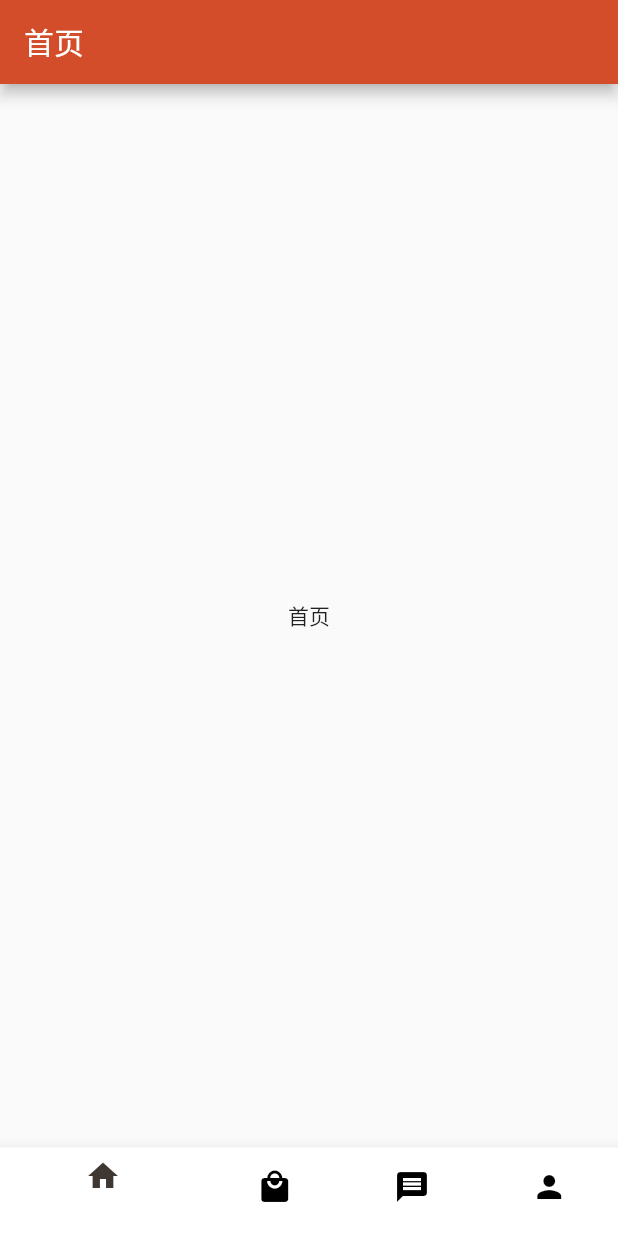
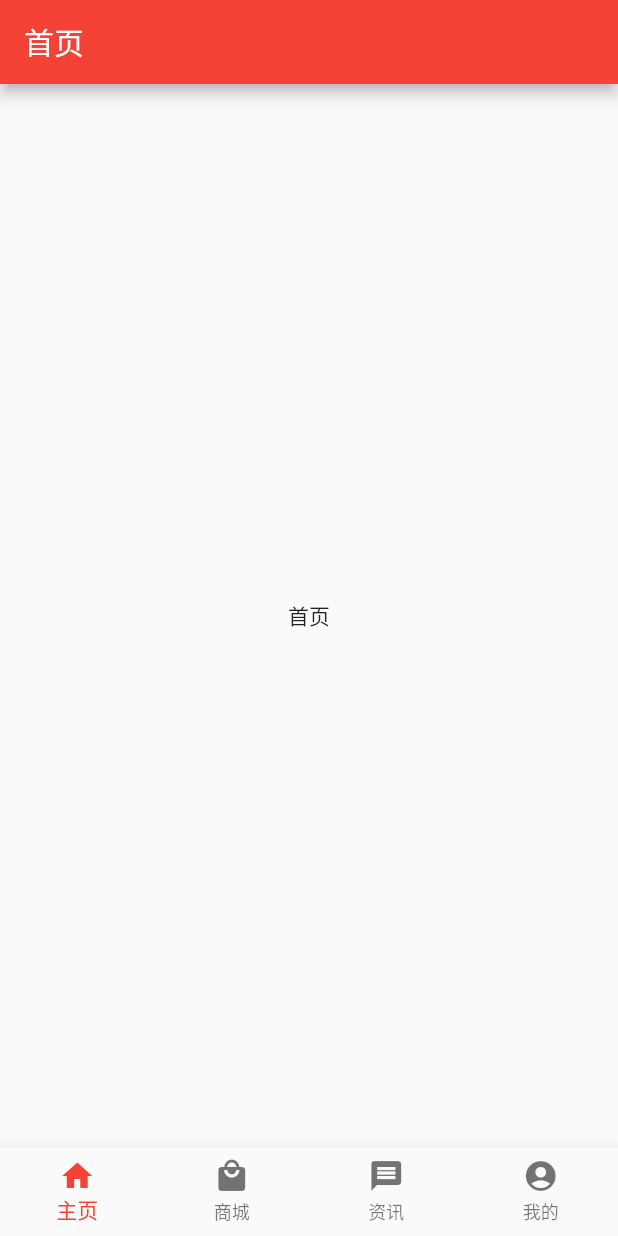
Before and after one commit to TUTUDeveloper/TSZG_flutter, a Flutter app: the screen it shows after launch, on a phone screen of 412 x 824 dp. Run offline on Flutter 3.47's test engine with Material 2 defaults, Android fonts, the phone set to English and light mode, and no system bars.

Commit message:
优化框架完成

```diff
--- a/lib/main.dart
+++ b/lib/main.dart
@@ -13,8 +13,8 @@ class MyApp extends StatelessWidget {
     return MaterialApp(
       title: 'Flutter Demo',
       theme: ThemeData(
-        primaryColor: Color.fromRGBO(211, 77, 43, 1),
-        // primarySwatch: Color.fromRGBO(185, 90, 60, 1),
+        // primaryColor: Color.fromRGBO(211, 77, 43, 1),
+        primarySwatch: Colors.red,
       ),
       home: IndexPage(),
     );
@@ -28,80 +28,43 @@ class IndexPage extends StatefulWidget {
 }
 
 class _IndexState extends State<IndexPage> {
-  final List<BottomNavigationBarItem> bottomNavItems = [
-    BottomNavigationBarItem(
-      backgroundColor: Colors.white,
-      icon: Icon(Icons.home,
-        color:Color.fromRGBO(62, 55, 50, 1),
-      ),
-      title: Text(
-          "首页",
-        style: TextStyle(
-         color:Color.fromRGBO(62, 55, 50, 1),
-          fontSize: 14,
-        ),
-      ),
-    ),
-    BottomNavigationBarItem(
-      // backgroundColor: Colors.deepOrange,
-      icon: Icon(Icons.local_mall,
-        color:  Colors.black,),
-      title: Text("工作台",
-        style: TextStyle(
-          color: Colors.black,
-          fontSize: 14,
-        ),),
-    ),
-    BottomNavigationBarItem(
-      // backgroundColor: Colors.red,
-      icon: Icon(Icons.message,
-        color:  Colors.black,),
-      title: Text("资讯",
-        style: TextStyle(
-          color: Colors.black,
-          fontSize: 14,
-        ),),
-    ),
-    BottomNavigationBarItem(
-      // backgroundColor: Colors.red,
-      icon: Icon(Icons.person,
-        color:  Colors.black,),
-      title: Text("我的",
-        style: TextStyle(
-          color: Colors.black,
-          fontSize: 14,
-        ),),
-    ),
-  ];
-
   int currentIndex;
   List _titlearry = <String>['首页','工作台','资讯','我的'];
   final pages = [HomePage(), MsgPage(), CartPage(), PersonPage()];
-
   @override
   void initState() {
     super.initState();
     currentIndex = 0;
   }
 
+
   @override
   Widget build(BuildContext context) {
-    return Scaffold(
+    return
+     Scaffold(
       appBar: AppBar(
         title: Text('${_titlearry[currentIndex]}'),
       ),
       bottomNavigationBar: BottomNavigationBar(
-        items: bottomNavItems,
+        items: [
+          BottomNavigationBarItem(icon: Icon(Icons.home), label: '主页',),
+          BottomNavigationBarItem(icon: Icon(Icons.local_mall), label: '商城'),
+          BottomNavigationBarItem(icon: Icon(Icons.message), label: '资讯'),
+          BottomNavigationBarItem(icon: Icon(Icons.account_circle), label: '我的'),
+        ],
+        type: BottomNavigationBarType.fixed,
         currentIndex: currentIndex,
-        type: BottomNavigationBarType.shifting,
+        // selectedItemColor:Colors.red,
+        //  unselectedItemColor:Colors.black,
+        // type: BottomNavigationBarType.shifting,
         onTap: (index) {
           _changePage(index);
         },
       ),
       body: pages[currentIndex],
     );
+
   }
-
   /*切换页面*/
   void _changePage(int index) {
     /*如果点击的导航项不是当前项  切换 */
```
